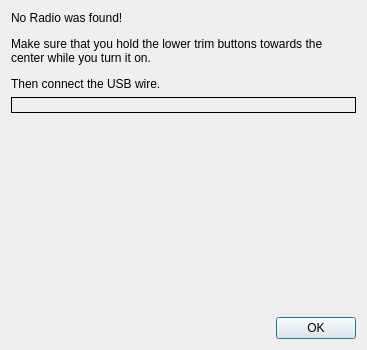
Old version of the form companion/src/radionotfound.ui in the repository opentx/opentx.
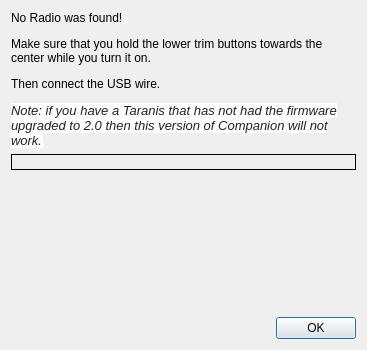
New version of the form. Icons and pictures are not drawn.

Commit message: Note added to Companion: if you have a Taranis that has not had the firmware upgraded to 2.0 then this version of Companion will not work

Patch:
```diff
--- a/companion/src/radionotfound.ui
+++ b/companion/src/radionotfound.ui
@@ -37,7 +37,7 @@
      <item>
       <widget class="QLabel" name="label">
        <property name="text">
-        <string>&lt;html&gt;&lt;head/&gt;&lt;body&gt;&lt;p&gt;No Radio was found!&lt;/p&gt;&lt;p&gt;Make sure that you hold the lower trim buttons towards the center while you turn it on.&lt;/p&gt;&lt;p&gt;Then connect the USB wire.&lt;/p&gt;&lt;/body&gt;&lt;/html&gt;</string>
+        <string>&lt;html&gt;&lt;head/&gt;&lt;body&gt;&lt;p&gt;No Radio was found!&lt;/p&gt;&lt;p&gt;Make sure that you hold the lower trim buttons towards the center while you turn it on.&lt;/p&gt;&lt;p&gt;Then connect the USB wire.&lt;/p&gt;&lt;p&gt;&lt;span style=&quot; font-family:'arial,sans-serif'; font-size:13px; font-style:italic; color:#222222; background-color:#ffffff;&quot;&gt;Note: if you have a Taranis that has not had the firmware upgraded to 2.0 then this version of Companion will not work.&lt;/span&gt;&lt;/p&gt;&lt;/body&gt;&lt;/html&gt;</string>
        </property>
        <property name="textFormat">
         <enum>Qt::RichText</enum>
```
